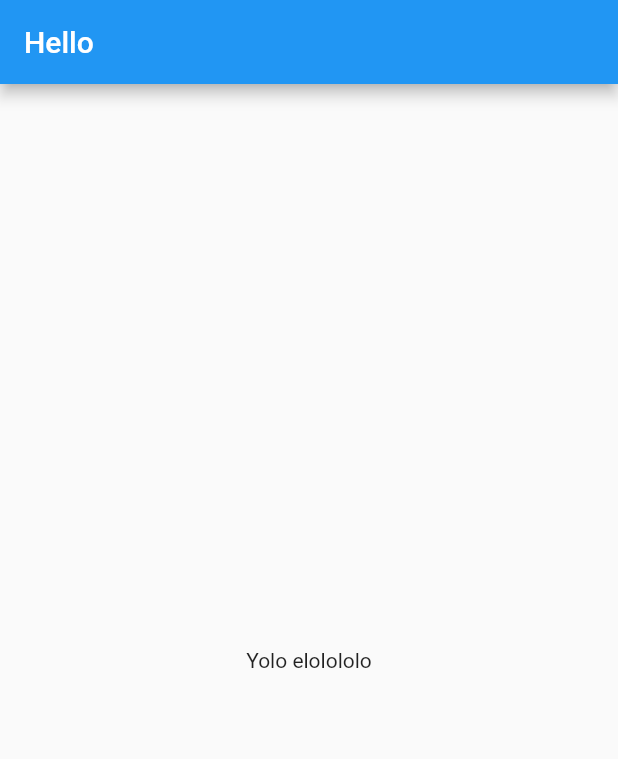
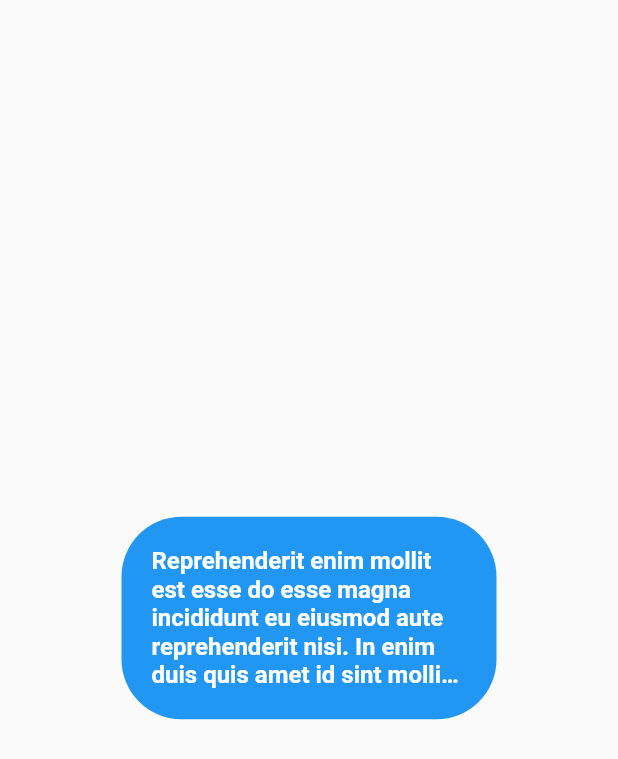
Before and after one commit to aisy/learn-flutter, a Flutter app: the screen it shows after launch, on a phone screen of 412 x 824 dp. Shown: the top 759 px of the screen. Run offline on Flutter 3.47's test engine with Material 2 defaults, Android fonts, the phone set to English and light mode, and no system bars.

Commit message:
make buble chat sample

```diff
--- a/lib/main.dart
+++ b/lib/main.dart
@@ -8,12 +8,32 @@ class MyApp extends StatelessWidget {
   @override
   Widget build(BuildContext context) {
     // implementasi Material
+    var scaffold = Scaffold(
+      // appBar: AppBar(title: Text("Hello")),
+      body: Center(
+        child: Container(
+          padding: const EdgeInsets.all(20),
+          width: 250,
+          decoration: new BoxDecoration(
+              color: Colors.blue,
+              borderRadius: new BorderRadius.only(
+                  topLeft: const Radius.circular(40.0),
+                  topRight: const Radius.circular(40.0),
+                  bottomRight: const Radius.circular(40.0),
+                  bottomLeft: const Radius.circular(40.0))),
+          child: Text(
+            "Reprehenderit enim mollit est esse do esse magna incididunt eu eiusmod aute reprehenderit nisi. In enim duis quis amet id sint mollit. Cupidatat quis proident fugiat sunt sit ea esse pariatur pariatur ut cupidatat fugiat commodo. Nostrud velit sit Lorem sit non. Duis nulla exercitation id irure laborum enim nostrud adipisicing.",
+            maxLines: 5,
+            overflow: TextOverflow.ellipsis,
+            style: TextStyle(
+                fontSize: 16, fontWeight: FontWeight.w600, color: Colors.white),
+          ),
+        ),
+      ),
+    );
     return MaterialApp(
       // membuat halaman dengan isi appBar dan body
-      home: Scaffold(
-        appBar: AppBar(title: Text("Hello")),
-        body: Center(child: Text("Yolo elolololo")),
-      ),
+      home: scaffold,
     );
   }
 }
```
